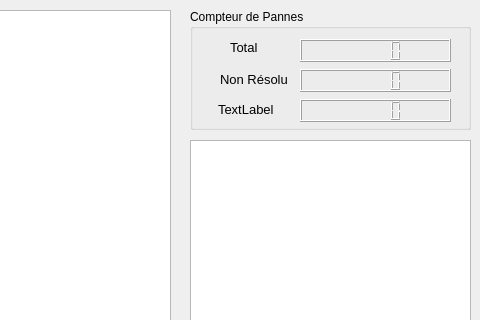
Rhaven3/Project_SP-CE, file mainwindow.ui: the form before one commit; both pictures show x 470 to 950 and y 0 to 320 of the 950 by 585 pixel window.
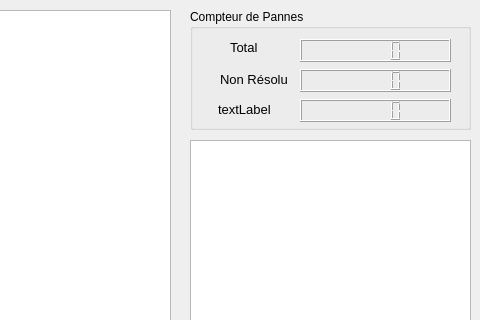
The form after the commit.

```diff
--- a/mainwindow.ui
+++ b/mainwindow.ui
@@ -163,7 +163,7 @@
       </font>
      </property>
      <property name="text">
-      <string>TextLabel</string>
+      <string>textLabel</string>
      </property>
     </widget>
     <widget class="QLabel" name="label_4">
```
